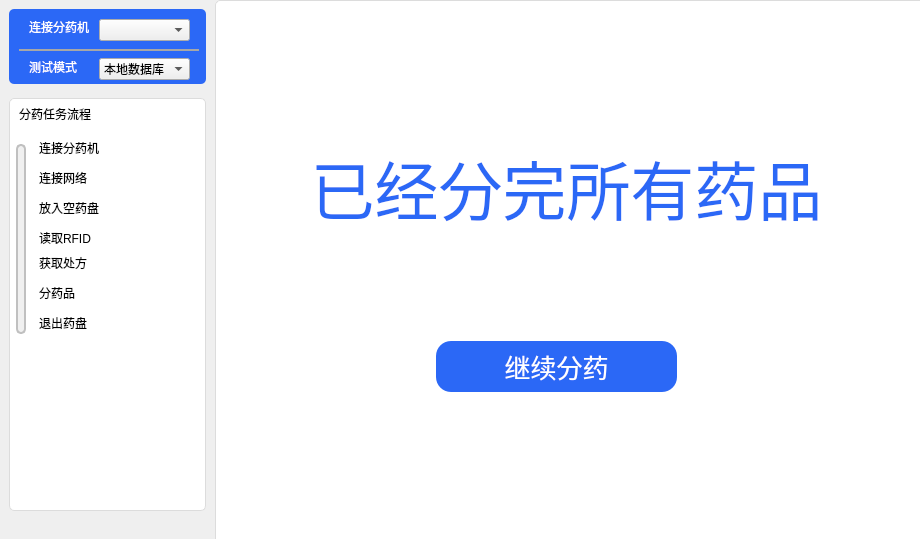
Before: the Qt Designer form codes/pi2.0/main_window.ui in ma-jiale/EZ-Dose, drawn with Qt 5.
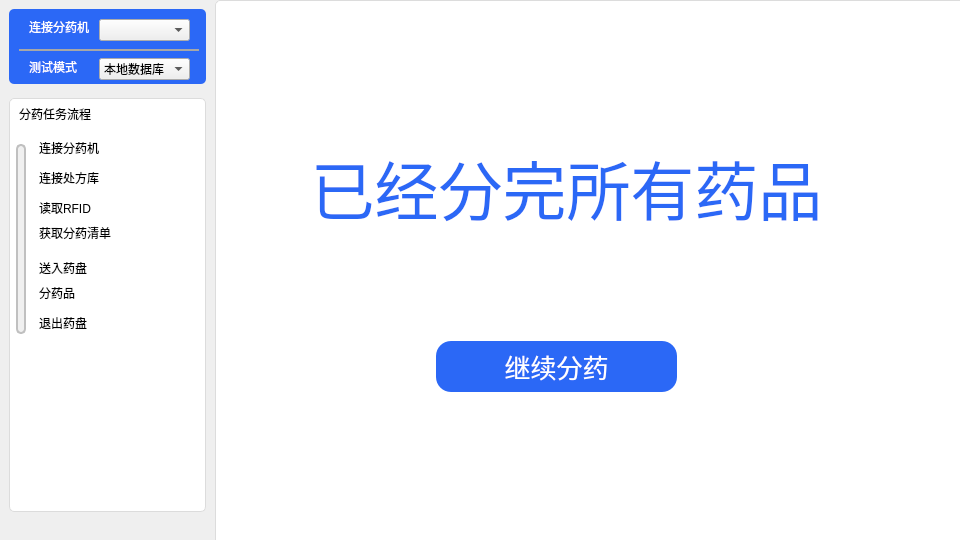
After: the same form once the commit is applied. Icons and pictures are not drawn.

Commit message: feat: 实现侧栏分药流程进度显示和软件启动优化

```diff
--- a/codes/pi2.0/main_window.ui
+++ b/codes/pi2.0/main_window.ui
@@ -6,8 +6,8 @@
    <rect>
     <x>0</x>
     <y>0</y>
-    <width>920</width>
-    <height>539</height>
+    <width>960</width>
+    <height>540</height>
    </rect>
   </property>
   <property name="windowTitle">
@@ -251,31 +251,12 @@
                 </size>
                </property>
                <property name="text">
-                <string>连接网络</string>
+                <string>连接处方库</string>
                </property>
               </widget>
              </item>
              <item>
-              <widget class="QLabel" name="label_9">
-               <property name="minimumSize">
-                <size>
-                 <width>0</width>
-                 <height>30</height>
-                </size>
-               </property>
-               <property name="maximumSize">
-                <size>
-                 <width>16777215</width>
-                 <height>20</height>
-                </size>
-               </property>
-               <property name="text">
-                <string>放入空药盘</string>
-               </property>
-              </widget>
-             </item>
-             <item>
-              <widget class="QLabel" name="is_read_RFID">
+              <widget class="QLabel" name="rfid_status_label">
                <property name="minimumSize">
                 <size>
                  <width>0</width>
@@ -308,12 +289,31 @@
                 </size>
                </property>
                <property name="text">
-                <string>获取处方</string>
+                <string>获取分药清单</string>
                </property>
               </widget>
              </item>
              <item>
-              <widget class="QLabel" name="is_finish_dispense">
+              <widget class="QLabel" name="plate_closed_label">
+               <property name="minimumSize">
+                <size>
+                 <width>0</width>
+                 <height>30</height>
+                </size>
+               </property>
+               <property name="maximumSize">
+                <size>
+                 <width>16777215</width>
+                 <height>20</height>
+                </size>
+               </property>
+               <property name="text">
+                <string>送入药盘</string>
+               </property>
+              </widget>
+             </item>
+             <item>
+              <widget class="QLabel" name="dispensing_finished_label">
                <property name="minimumSize">
                 <size>
                  <width>0</width>
```
Left out of the diff: 10 changed lines with no effect on the pictures. The commit also changes 3 other files.
